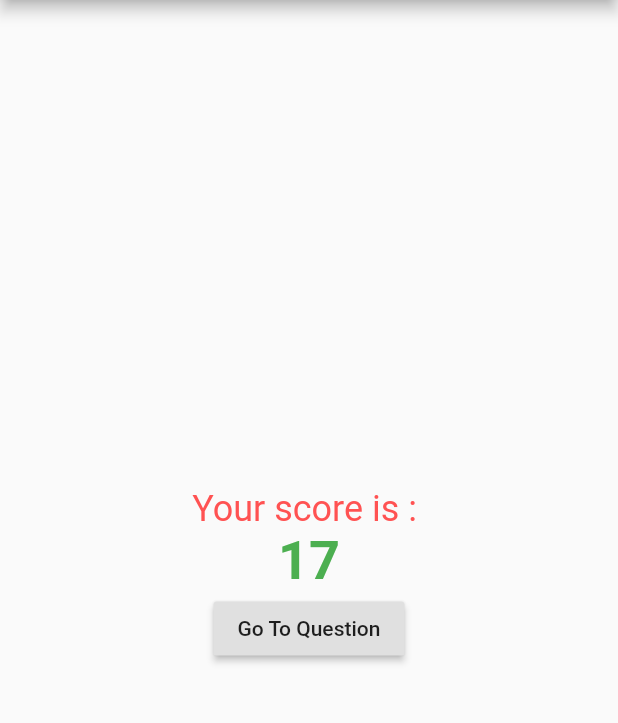
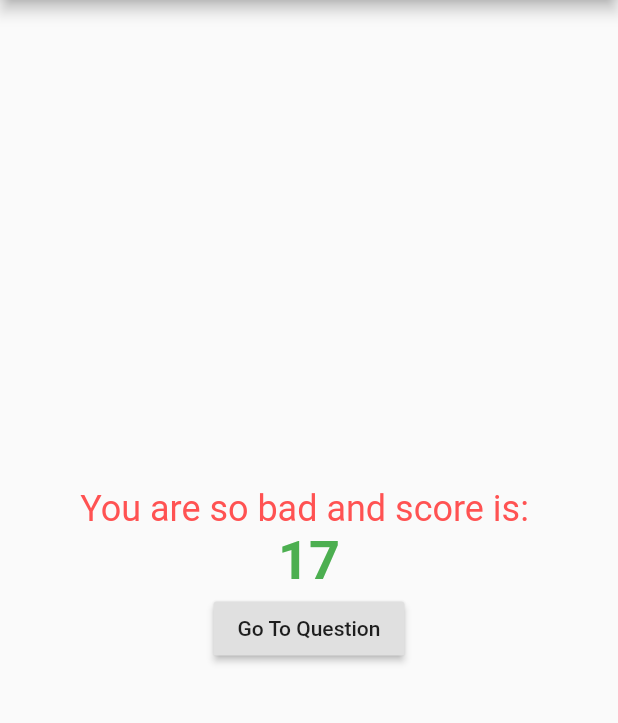
Before and after one commit to adepusai123/learn_flutter_app, a Flutter app: the screen it shows after launch, after a tap on "White", after a tap on "Cat", after a tap on "Dragon Ball Z", on a phone screen of 412 x 824 dp, the part 84-807 px from its top. Run offline on Flutter 3.47's test engine with Material 2 defaults, Android fonts, the phone set to English and light mode, and no system bars.

Commit message:
get Method added

```diff
--- a/lib/result.dart
+++ b/lib/result.dart
@@ -3,6 +3,18 @@ import 'package:flutter/material.dart';
 class Result extends StatelessWidget {
   final int score;
   final Function press;
+
+  String get resultPhrase {
+    var resultText = 'You did it';
+    if (score <= 15 && score <= 20) {
+      resultText = "You are good and score is: ";
+    } else if (score >= 20 && score <= 30) {
+      resultText = "You are awesome and score is: ";
+    } else {
+      resultText = "You are so bad and score is: ";
+    }
+    return resultText;
+  }
 
   const Result({Key key, this.score, this.press}) : super(key: key);
   @override
@@ -11,7 +23,7 @@ class Result extends StatelessWidget {
         child: Column(
       mainAxisAlignment: MainAxisAlignment.center,
       children: [
-        Text('Your score is : ',
+        Text(resultPhrase,
             style: TextStyle(color: Colors.redAccent, fontSize: 24)),
         Text('$score',
             style: TextStyle(
```
